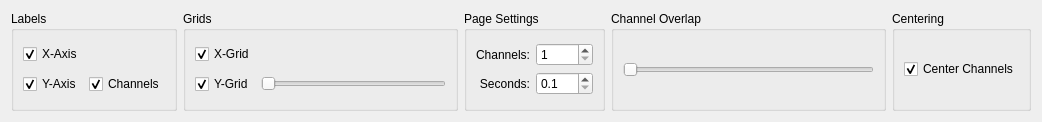
The window that src/gui_impl/signal_browser/adapt_browser_view_widget.ui (cbrnr/sigviewer) describes before a commit, drawn with Qt 5.
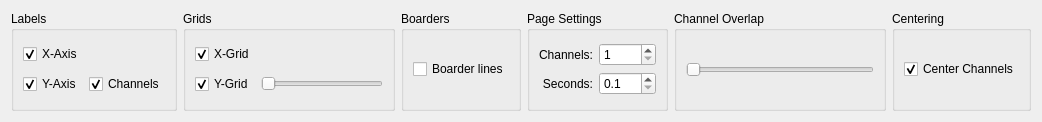
The same window after the commit.

Commit message:
Toggle boarder line (partially finished)
Currently only works for the rectangle in the main widget.

However, I have a feeling that some code are repeated... Theoretically,
it should be a simple signal and slot, but right now it's 5 or 6 slots
chained together....

Diff of the .ui file:
```diff
--- a/src/gui_impl/signal_browser/adapt_browser_view_widget.ui
+++ b/src/gui_impl/signal_browser/adapt_browser_view_widget.ui
@@ -215,6 +215,22 @@
      </layout>
     </widget>
    </item>
+   <item row="0" column="2">
+    <widget class="QGroupBox" name="groupBox_4">
+     <property name="title">
+      <string>Boarders</string>
+     </property>
+     <layout class="QGridLayout" name="gridLayout_4">
+      <item row="0" column="0">
+       <widget class="QCheckBox" name="checkBox">
+        <property name="text">
+         <string>Boarder lines</string>
+        </property>
+       </widget>
+      </item>
+     </layout>
+    </widget>
+   </item>
   </layout>
  </widget>
  <resources/>
```
The commit also changes 11 other files.
